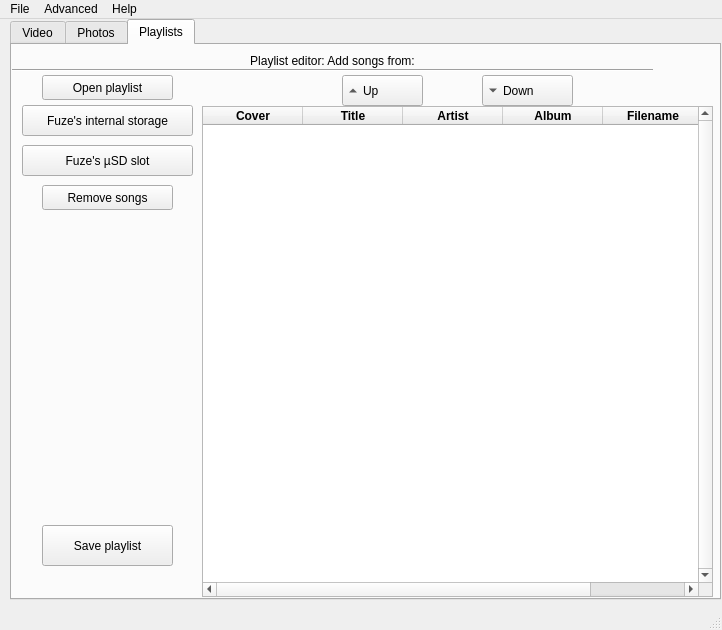
Above: GUI/MainWindow.ui from willfurnass/video4fuze before the change. Below: the same form after it.
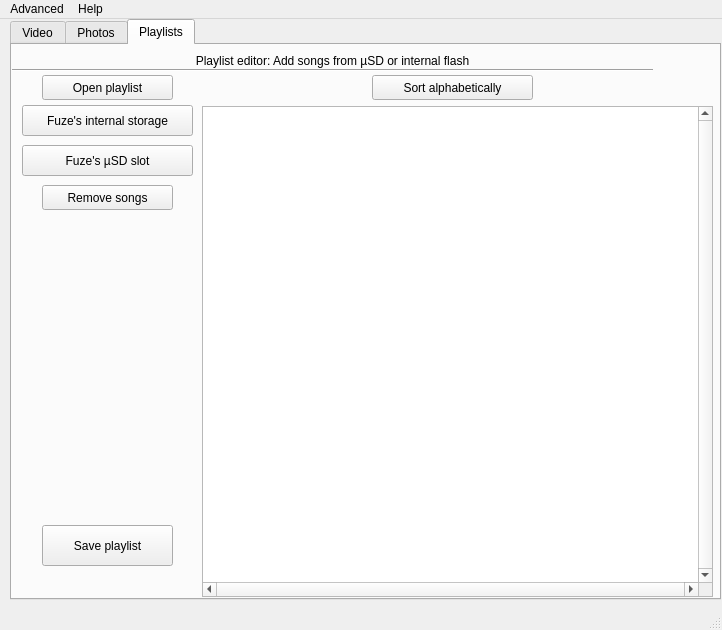
That is the form after the change. The open tabs and pages were chosen to show the change. Icons and pictures are not drawn.

```diff
--- a/GUI/MainWindow.ui
+++ b/GUI/MainWindow.ui
@@ -514,7 +514,7 @@
        <set>Qt::AlignCenter</set>
       </property>
      </widget>
-     <widget class="QTableWidget" name="playlistWidget">
+     <widget class="QListWidget" name="playlistWidget">
       <property name="geometry">
        <rect>
         <x>190</x>
@@ -556,64 +556,6 @@
         <height>40</height>
        </size>
       </property>
-      <property name="sortingEnabled">
-       <bool>true</bool>
-      </property>
-      <column>
-       <property name="text">
-        <string>Cover</string>
-       </property>
-       <property name="font">
-        <font>
-         <weight>75</weight>
-         <bold>true</bold>
-        </font>
-       </property>
-      </column>
-      <column>
-       <property name="text">
-        <string>Title</string>
-       </property>
-       <property name="font">
-        <font>
-         <weight>75</weight>
-         <bold>true</bold>
-        </font>
-       </property>
-      </column>
-      <column>
-       <property name="text">
-        <string>Artist</string>
-       </property>
-       <property name="font">
-        <font>
-         <weight>75</weight>
-         <bold>true</bold>
-        </font>
-       </property>
-      </column>
-      <column>
-       <property name="text">
-        <string>Album</string>
-       </property>
-       <property name="font">
-        <font>
-         <weight>75</weight>
-         <bold>true</bold>
-        </font>
-       </property>
-      </column>
-      <column>
-       <property name="text">
-        <string>Filename</string>
-       </property>
-       <property name="font">
-        <font>
-         <weight>75</weight>
-         <bold>true</bold>
-        </font>
-       </property>
-      </column>
      </widget>
      <widget class="QLabel" name="label_6">
       <property name="geometry">
@@ -628,7 +570,7 @@
        <enum>QFrame::Raised</enum>
       </property>
       <property name="text">
-       <string>Playlist editor: Add songs from:</string>
+       <string>Playlist editor: Add songs from µSD or internal flash</string>
       </property>
       <property name="scaledContents">
        <bool>true</bool>
@@ -672,48 +614,26 @@
        <string>Open playlist</string>
       </property>
      </widget>
-     <widget class="QToolButton" name="UpButton">
+     <widget class="QPushButton" name="ToggleSort">
       <property name="geometry">
        <rect>
-        <x>330</x>
+        <x>360</x>
         <y>30</y>
-        <width>81</width>
-        <height>31</height>
+        <width>161</width>
+        <height>25</height>
        </rect>
       </property>
-      <property name="text">
-       <string>Up</string>
+      <property name="minimumSize">
+       <size>
+        <width>131</width>
+        <height>25</height>
+       </size>
       </property>
-      <property name="toolButtonStyle">
-       <enum>Qt::ToolButtonTextBesideIcon</enum>
+      <property name="toolTip">
+       <string>Load an existing playlist</string>
       </property>
-      <property name="autoRaise">
-       <bool>false</bool>
-      </property>
-      <property name="arrowType">
-       <enum>Qt::UpArrow</enum>
-      </property>
-     </widget>
-     <widget class="QToolButton" name="DownButton">
-      <property name="geometry">
-       <rect>
-        <x>470</x>
-        <y>30</y>
-        <width>91</width>
-        <height>31</height>
-       </rect>
-      </property>
       <property name="text">
-       <string>Down</string>
-      </property>
-      <property name="toolButtonStyle">
-       <enum>Qt::ToolButtonTextBesideIcon</enum>
-      </property>
-      <property name="autoRaise">
-       <bool>false</bool>
-      </property>
-      <property name="arrowType">
-       <enum>Qt::DownArrow</enum>
+       <string>Sort alphabetically</string>
       </property>
      </widget>
     </widget>
@@ -726,17 +646,9 @@
      <x>0</x>
      <y>0</y>
      <width>722</width>
-     <height>23</height>
+     <height>22</height>
     </rect>
    </property>
-   <widget class="QMenu" name="menuFile">
-    <property name="title">
-     <string>File</string>
-    </property>
-    <addaction name="actionAdd_file"/>
-    <addaction name="actionRemove_selected_files"/>
-    <addaction name="actionSelect_output_folder"/>
-   </widget>
    <widget class="QMenu" name="menuHelp">
     <property name="title">
      <string>Help</string>
@@ -750,7 +662,6 @@
     </property>
     <addaction name="actionPreferences"/>
    </widget>
-   <addaction name="menuFile"/>
    <addaction name="menuAdvanced"/>
    <addaction name="menuHelp"/>
   </widget>
```
Left out of the diff: 11 changed lines with no effect on the pictures.
